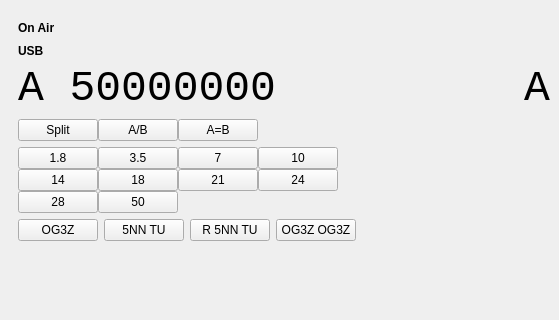
Old version of the form mainwindow.ui in the repository eloranta/HamVibe; both pictures show x 0 to 559 and y 0 to 320 of the 800 by 600 pixel window.
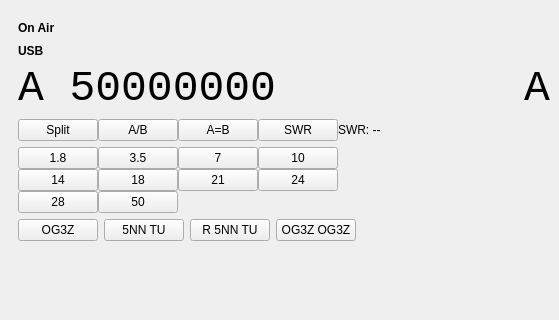
New version of the form. Custom widgets are drawn as their Qt base class.

Diff of the .ui file:
```diff
--- a/mainwindow.ui
+++ b/mainwindow.ui
@@ -144,6 +144,20 @@
            </property>
           </widget>
          </item>
+        <item>
+         <widget class="QPushButton" name="swrButton">
+          <property name="text">
+           <string>SWR</string>
+          </property>
+         </widget>
+        </item>
+        <item>
+         <widget class="QLabel" name="swrLabel">
+          <property name="text">
+           <string>SWR: --</string>
+          </property>
+         </widget>
+        </item>
          <item>
           <spacer name="horizontalSpacer_2">
            <property name="orientation">
```
Lines whose indentation alone changed are shown as unchanged.
